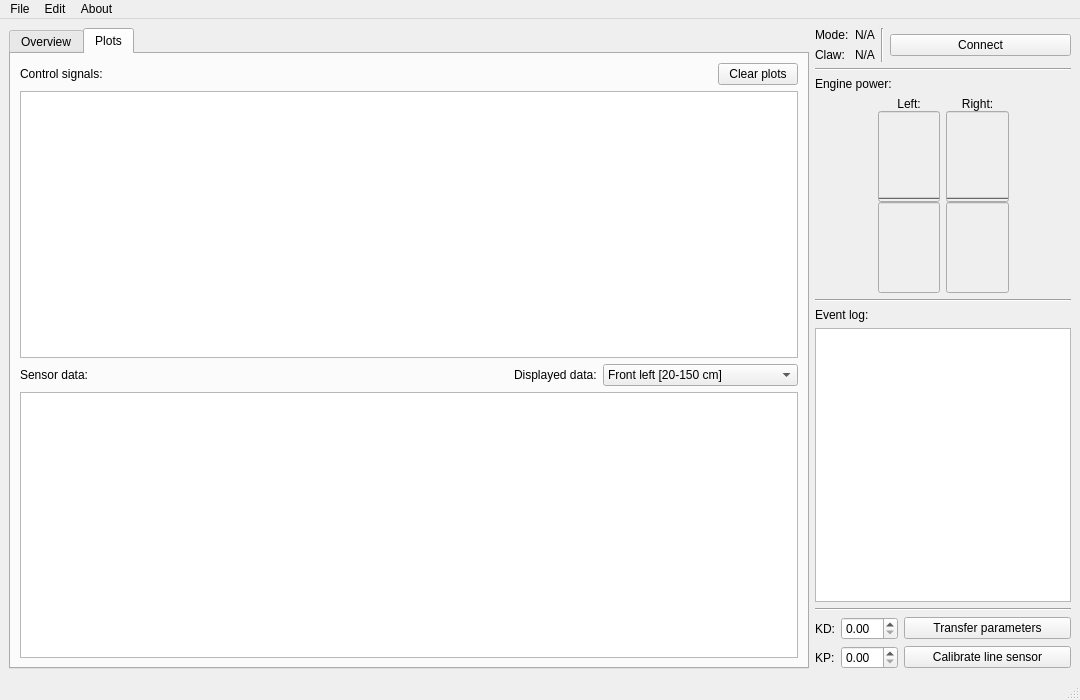
Qt form forms/mainwindow.ui (Flooten/mazetercontrol) before a commit.
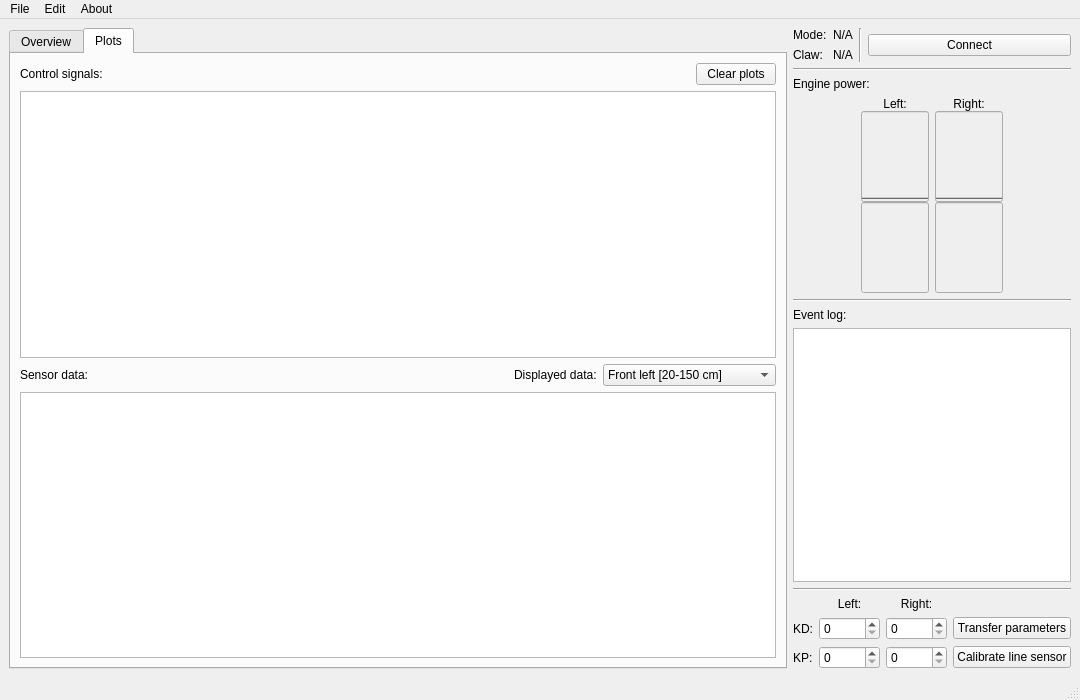
The same form after that commit. Icons and pictures are not drawn.

Commit message: Added additional spin boxes and functionality to transmit parameters

What changed in the file:
```diff
--- a/forms/mainwindow.ui
+++ b/forms/mainwindow.ui
@@ -53,7 +53,7 @@
    <enum>QTabWidget::Rounded</enum>
   </property>
   <widget class="QWidget" name="centralwidget">
-   <layout class="QHBoxLayout" name="horizontalLayout_5">
+   <layout class="QHBoxLayout" name="horizontalLayout">
     <item>
      <widget class="QTabWidget" name="tabWidget">
       <property name="sizePolicy">
@@ -258,7 +258,7 @@
      </widget>
     </item>
     <item>
-     <layout class="QVBoxLayout" name="verticalLayout_4">
+     <layout class="QVBoxLayout" name="verticalLayout">
       <item>
        <layout class="QHBoxLayout" name="horizontalLayout_4">
         <property name="spacing">
@@ -535,8 +535,6 @@
        </widget>
       </item>
       <item>
-       <layout class="QVBoxLayout" name="verticalLayout">
-        <item>
          <widget class="QLabel" name="label_event_log">
           <property name="text">
            <string>Event log:</string>
@@ -576,16 +574,8 @@
          </widget>
         </item>
         <item>
-         <layout class="QFormLayout" name="formLayout_3">
-          <property name="fieldGrowthPolicy">
-           <enum>QFormLayout::AllNonFixedFieldsGrow</enum>
-          </property>
-          <property name="horizontalSpacing">
-           <number>6</number>
-          </property>
-          <item row="0" column="0">
-           <layout class="QHBoxLayout" name="horizontalLayout">
-            <item>
+       <layout class="QGridLayout" name="gridLayout" columnstretch="0,0,0,0">
+        <item row="1" column="0">
              <widget class="QLabel" name="label_kd">
               <property name="sizePolicy">
                <sizepolicy hsizetype="Fixed" vsizetype="Preferred">
@@ -598,74 +588,43 @@
               </property>
              </widget>
             </item>
-            <item>
-             <widget class="QDoubleSpinBox" name="doubleSpinBox_kd">
-              <property name="enabled">
-               <bool>true</bool>
-              </property>
-              <property name="sizePolicy">
-               <sizepolicy hsizetype="Preferred" vsizetype="Fixed">
-                <horstretch>0</horstretch>
-                <verstretch>0</verstretch>
-               </sizepolicy>
-              </property>
-              <property name="minimumSize">
-               <size>
-                <width>50</width>
-                <height>0</height>
-               </size>
-              </property>
-              <property name="singleStep">
-               <double>0.100000000000000</double>
-              </property>
-             </widget>
-            </item>
-           </layout>
-          </item>
-          <item row="0" column="1">
-           <widget class="QPushButton" name="pushButton_transfer">
-            <property name="enabled">
-             <bool>true</bool>
-            </property>
-            <property name="sizePolicy">
-             <sizepolicy hsizetype="Expanding" vsizetype="Fixed">
-              <horstretch>0</horstretch>
-              <verstretch>0</verstretch>
-             </sizepolicy>
-            </property>
-            <property name="text">
-             <string>Transfer parameters</string>
-            </property>
-           </widget>
-          </item>
-          <item row="1" column="0">
-           <layout class="QHBoxLayout" name="horizontalLayout_2">
-            <item>
+        <item row="2" column="0">
              <widget class="QLabel" name="label_kp">
               <property name="text">
                <string>KP:</string>
               </property>
              </widget>
             </item>
-            <item>
-             <widget class="QDoubleSpinBox" name="doubleSpinBox_kp">
-              <property name="enabled">
-               <bool>true</bool>
+        <item row="0" column="1">
+         <widget class="QLabel" name="label">
+          <property name="text">
+           <string>Left:</string>
+          </property>
+          <property name="alignment">
+           <set>Qt::AlignCenter</set>
+          </property>
+         </widget>
+        </item>
+        <item row="1" column="2">
+         <widget class="QSpinBox" name="spinBox_kd_right">
+          <property name="sizePolicy">
+           <sizepolicy hsizetype="Minimum" vsizetype="Fixed">
+            <horstretch>0</horstretch>
+            <verstretch>0</verstretch>
+           </sizepolicy>
               </property>
               <property name="minimumSize">
                <size>
-                <width>50</width>
+            <width>60</width>
                 <height>0</height>
                </size>
               </property>
-              <property name="singleStep">
-               <double>0.100000000000000</double>
+          <property name="maximum">
+           <number>65536</number>
               </property>
              </widget>
             </item>
-           </layout>
-          </item>
-          <item row="1" column="1">
+        <item row="2" column="3">
            <widget class="QPushButton" name="pushButton_calibrate">
             <property name="enabled">
              <bool>true</bool>
@@ -675,7 +634,76 @@
             </property>
            </widget>
           </item>
-         </layout>
+        <item row="0" column="2">
+         <widget class="QLabel" name="label_2">
+          <property name="text">
+           <string>Right:</string>
+          </property>
+          <property name="alignment">
+           <set>Qt::AlignCenter</set>
+          </property>
+         </widget>
+        </item>
+        <item row="1" column="1">
+         <widget class="QSpinBox" name="spinBox_kd_left">
+          <property name="sizePolicy">
+           <sizepolicy hsizetype="Minimum" vsizetype="Fixed">
+            <horstretch>0</horstretch>
+            <verstretch>0</verstretch>
+           </sizepolicy>
+          </property>
+          <property name="minimumSize">
+           <size>
+            <width>60</width>
+            <height>0</height>
+           </size>
+          </property>
+          <property name="maximum">
+           <number>65536</number>
+          </property>
+         </widget>
+        </item>
+        <item row="1" column="3">
+         <widget class="QPushButton" name="pushButton_transfer_parameters">
+          <property name="enabled">
+           <bool>true</bool>
+          </property>
+          <property name="sizePolicy">
+           <sizepolicy hsizetype="Expanding" vsizetype="Fixed">
+            <horstretch>0</horstretch>
+            <verstretch>0</verstretch>
+           </sizepolicy>
+          </property>
+          <property name="text">
+           <string>Transfer parameters</string>
+          </property>
+         </widget>
+        </item>
+        <item row="2" column="2">
+         <widget class="QSpinBox" name="spinBox_kp_right">
+          <property name="minimumSize">
+           <size>
+            <width>60</width>
+            <height>0</height>
+           </size>
+          </property>
+          <property name="maximum">
+           <number>65536</number>
+          </property>
+         </widget>
+        </item>
+        <item row="2" column="1">
+         <widget class="QSpinBox" name="spinBox_kp_left">
+          <property name="minimumSize">
+           <size>
+            <width>60</width>
+            <height>0</height>
+           </size>
+          </property>
+          <property name="maximum">
+           <number>65536</number>
+          </property>
+         </widget>
         </item>
        </layout>
       </item>
```
Left out of the diff: 2 changed lines with no effect on the pictures. Lines whose indentation alone changed are shown as unchanged. The commit also changes 2 other files.
